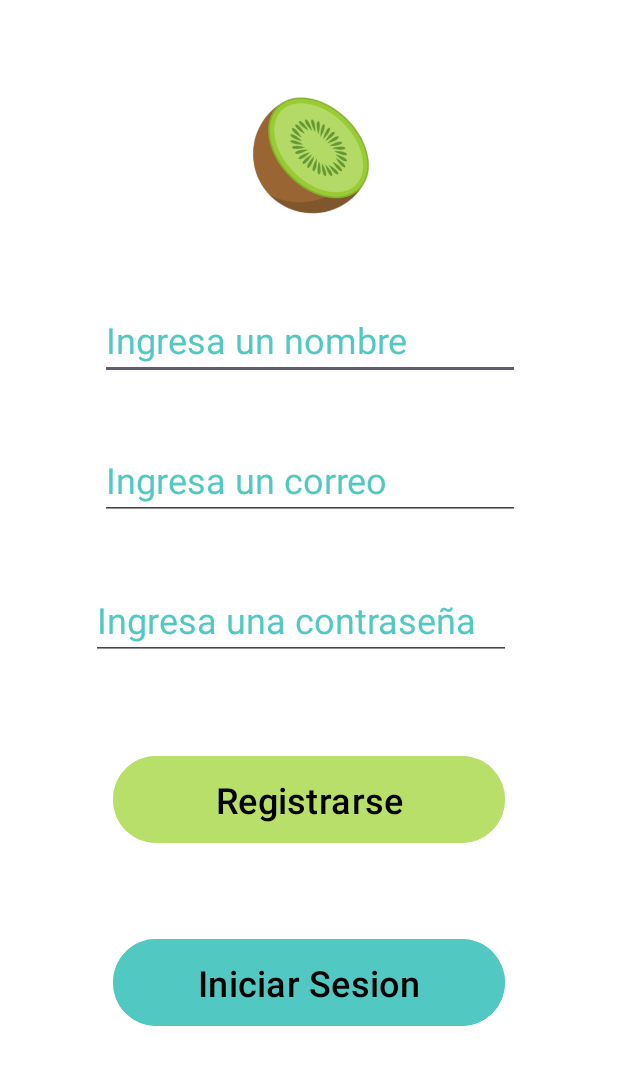
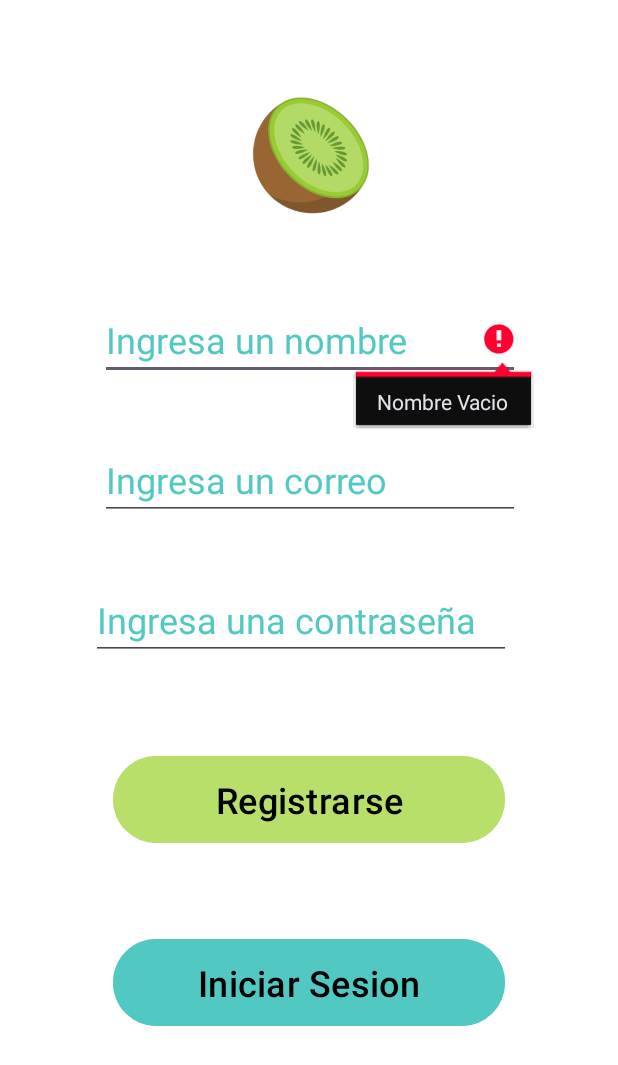
Before and after one commit to GioRicardo/MiPrimerApp, an Android app: the screen it shows after launch (MainActivity), after a tap on "Iniciar Sesion", on a phone screen of 412 x 824 dp. Shown: the top 1065 px of the screen. Run offline under Robolectric (Android 15) with nearby library versions, the light colour scheme and no system bars.

Commit message:
Se reinicializa la variable usuarioEncontrado para ejectuar el metodo ingresar() correctamente.
Se crea la SplashScreenActivity como activiy de inicio.

```diff
--- a/app/src/main/java/com/giordanricardo/miprimerapp/MainActivity.java
+++ b/app/src/main/java/com/giordanricardo/miprimerapp/MainActivity.java
@@ -21,50 +21,74 @@ public class MainActivity extends AppCompatActivity implements View.OnClickListe
     //Declaracion de variables:
     EditText nombre,correo,contrasena;
     Button btnRegistrar, btnIniciar;
-    boolean seEncontroUsuario = false;
+    boolean diligenciados;
     Usuario usuarioEncontrado;
     ArrayList<Usuario> listaUsuarios = new ArrayList<Usuario>();
 
     //Metodos:
     private void registrar()
     {
-        if (nombre.getText().toString().isEmpty() || correo.getText().toString().isEmpty() || contrasena.getText().toString().isEmpty())
-        {
-            Toast.makeText(MainActivity.this, "Llena todos los campos para registrarte", Toast.LENGTH_LONG).show();
-        } else
-        {
+        diligenciados = validarCamposllenos();
+
+        if (diligenciados){
             listaUsuarios.add(new Usuario(
                             nombre.getText().toString(),
                             correo.getText().toString(),
-                            contrasena.getText().toString()
-                    )
+                            contrasena.getText().toString())
             );
             Toast.makeText(MainActivity.this, "Es un gusto conocerte " + nombre.getText(), Toast.LENGTH_LONG).show();
             startActivity(new Intent(MainActivity.this, MenuPrincipal.class));
+            limpiar();
         }
     }
     private void ingresar()
     {
-        if (nombre.getText().toString().isEmpty() || correo.getText().toString().isEmpty() || contrasena.getText().toString().isEmpty())
-        {
-            Toast.makeText(MainActivity.this, "Llena todos los campos para iniciar sesion", Toast.LENGTH_LONG).show();
-        } else
+        // Se vacia la variable que encuentra al usuario a logear:
+        usuarioEncontrado = null;
+
+        diligenciados = validarCamposllenos();
+        if (diligenciados)
         {
             for (Usuario usuario : listaUsuarios) {
                 if ( correo.getText().toString().equals(usuario.getCorreo()) && contrasena.getText().toString().equals(usuario.getContrasena())){
                     usuarioEncontrado = usuario;
-                    seEncontroUsuario = true;
                 }
             }
-                if(seEncontroUsuario){
+                if(usuarioEncontrado == null){
+                    Toast.makeText(MainActivity.this, "Credenciales incorrectas", Toast.LENGTH_LONG).show();
+                }
+                else {
                     startActivity(new Intent(MainActivity.this, MenuPrincipalLogeado.class));
                     Toast.makeText(MainActivity.this, "Hola de nuevo " + usuarioEncontrado.getNombre(), Toast.LENGTH_LONG).show();
-                }
-                else {
-                    Toast.makeText(MainActivity.this, "Credenciales incorrectas", Toast.LENGTH_LONG).show();
+                    limpiar();
                 }
 
         }
+    }
+
+    private boolean validarCamposllenos() {
+        boolean diligenciados = false;
+        if (nombre.getText().toString().isEmpty())
+        {
+            nombre.setError("Nombre Vacio");
+            nombre.requestFocus();
+
+        } else if (correo.getText().toString().isEmpty())
+        {
+            correo.setError("Correo Vacio");
+            correo.requestFocus();
+        } else if (contrasena.getText().toString().isEmpty()) {
+            contrasena.setError("Contraseña Vacia");
+            contrasena.requestFocus();
+        } else {
+             diligenciados = true;
+        }
+        return diligenciados;
+    }
+    private void limpiar(){
+        nombre.setText("");
+        correo.setText("");
+        contrasena.setText("");
     }
     //onCreate:
     @Override
--- /dev/null
+++ b/app/src/main/java/com/giordanricardo/miprimerapp/SplashScreenActivity.java
@@ -0,0 +1,16 @@
+package com.giordanricardo.miprimerapp;
+
+import androidx.appcompat.app.AppCompatActivity;
+
+import android.content.Intent;
+import android.os.Bundle;
+
+public class SplashScreenActivity extends AppCompatActivity {
+
+    @Override
+    protected void onCreate(Bundle savedInstanceState) {
+        super.onCreate(savedInstanceState);
+        startActivity(new Intent(SplashScreenActivity.this, MainActivity.class));
+        finish();
+    }
+}
--- a/app/src/main/res/drawable/splash_screen.xml
+++ b/app/src/main/res/drawable/splash_screen.xml
@@ -1,6 +1,6 @@
 <?xml version="1.0" encoding="utf-8"?>
 <layer-list xmlns:android="http://schemas.android.com/apk/res/android">
-    <item android:drawable="@color/black"/>
+    <item android:drawable="@color/white"/>
 
     <item>
         <bitmap
--- a/app/src/main/res/layout/activity_main.xml
+++ b/app/src/main/res/layout/activity_main.xml
@@ -2,9 +2,10 @@
 <androidx.constraintlayout.widget.ConstraintLayout xmlns:android="http://schemas.android.com/apk/res/android"
     xmlns:app="http://schemas.android.com/apk/res-auto"
     xmlns:tools="http://schemas.android.com/tools"
+    android:background="@color/white"
     android:layout_width="match_parent"
     android:layout_height="match_parent"
-    android:background="@color/white"
+
     tools:context=".MainActivity">
 
 
--- a/app/src/main/res/values/themes.xml
+++ b/app/src/main/res/values/themes.xml
@@ -8,7 +8,7 @@
     <style name="Theme.MiPrimerApp" parent="Base.Theme.MiPrimerApp" />
 
 
-    <style name="SplashTheme" parent="Theme.MiPrimerApp">
+    <style name="SplashTheme" parent="Theme.MaterialComponents.Light.NoActionBar">
         <item name="android:windowBackground">@drawable/splash_screen</item>
     </style>
 </resources>
```
Also changed, not shown: app/src/main/AndroidManifest.xml (+13 -9 lines).
